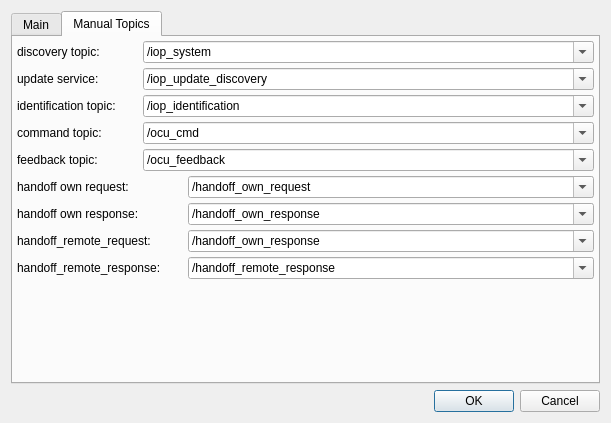
This is iop_rqt_access_control_fkie/src/iop_rqt_access_control_fkie/iop_rqt_access_control_config.ui in fkie/iop_gui as Qt 5 draws it before an edit. The edited form follows.
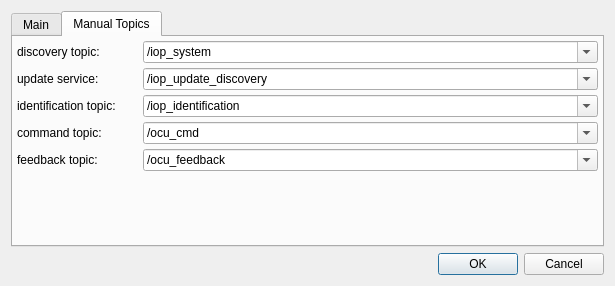
This is the edited form. The open tabs and pages were chosen to show the change.

Commit message:
iop_rqt_access_control_fkie: changed subscribption for handoff
For each ocu client with different namespace new topics are created.
Now we multiple ocu clients with handoff are supported!

The edit to the form file:
```diff
--- a/iop_rqt_access_control_fkie/src/iop_rqt_access_control_fkie/iop_rqt_access_control_config.ui
+++ b/iop_rqt_access_control_fkie/src/iop_rqt_access_control_fkie/iop_rqt_access_control_config.ui
@@ -6,8 +6,8 @@
    <rect>
     <x>0</x>
     <y>0</y>
-    <width>611</width>
-    <height>423</height>
+    <width>615</width>
+    <height>286</height>
    </rect>
   </property>
   <property name="windowTitle">
@@ -462,190 +462,6 @@
          </layout>
         </widget>
        </item>
-       <item>
-        <widget class="QFrame" name="frame_13">
-         <layout class="QFormLayout" name="formLayout_10">
-          <property name="fieldGrowthPolicy">
-           <enum>QFormLayout::ExpandingFieldsGrow</enum>
-          </property>
-          <property name="margin">
-           <number>1</number>
-          </property>
-          <item row="0" column="0">
-           <widget class="QLabel" name="label_10">
-            <property name="minimumSize">
-             <size>
-              <width>165</width>
-              <height>0</height>
-             </size>
-            </property>
-            <property name="text">
-             <string>handoff own request:</string>
-            </property>
-           </widget>
-          </item>
-          <item row="0" column="1">
-           <widget class="QComboBox" name="comboBox_handoff_own_request_topic">
-            <property name="sizePolicy">
-             <sizepolicy hsizetype="MinimumExpanding" vsizetype="Fixed">
-              <horstretch>0</horstretch>
-              <verstretch>0</verstretch>
-             </sizepolicy>
-            </property>
-            <property name="editable">
-             <bool>true</bool>
-            </property>
-            <property name="currentText" stdset="0">
-             <string>/handoff_own_request</string>
-            </property>
-            <item>
-             <property name="text">
-              <string>/handoff_own_request</string>
-             </property>
-            </item>
-           </widget>
-          </item>
-         </layout>
-        </widget>
-       </item>
-       <item>
-        <widget class="QFrame" name="frame_14">
-         <layout class="QFormLayout" name="formLayout_11">
-          <property name="fieldGrowthPolicy">
-           <enum>QFormLayout::ExpandingFieldsGrow</enum>
-          </property>
-          <property name="margin">
-           <number>1</number>
-          </property>
-          <item row="0" column="0">
-           <widget class="QLabel" name="label_11">
-            <property name="minimumSize">
-             <size>
-              <width>165</width>
-              <height>0</height>
-             </size>
-            </property>
-            <property name="text">
-             <string>handoff own response:</string>
-            </property>
-           </widget>
-          </item>
-          <item row="0" column="1">
-           <widget class="QComboBox" name="comboBox_handoff_own_response_topic">
-            <property name="sizePolicy">
-             <sizepolicy hsizetype="MinimumExpanding" vsizetype="Fixed">
-              <horstretch>0</horstretch>
-              <verstretch>0</verstretch>
-             </sizepolicy>
-            </property>
-            <property name="editable">
-             <bool>true</bool>
-            </property>
-            <property name="currentText" stdset="0">
-             <string>/handoff_own_response</string>
-            </property>
-            <item>
-             <property name="text">
-              <string>/handoff_own_response</string>
-             </property>
-            </item>
-           </widget>
-          </item>
-         </layout>
-        </widget>
-       </item>
-       <item>
-        <widget class="QFrame" name="frame_15">
-         <layout class="QFormLayout" name="formLayout_12">
-          <property name="fieldGrowthPolicy">
-           <enum>QFormLayout::ExpandingFieldsGrow</enum>
-          </property>
-          <property name="margin">
-           <number>1</number>
-          </property>
-          <item row="0" column="0">
-           <widget class="QLabel" name="label_12">
-            <property name="minimumSize">
-             <size>
-              <width>165</width>
-              <height>0</height>
-             </size>
-            </property>
-            <property name="text">
-             <string>handoff_remote_request:</string>
-            </property>
-           </widget>
-          </item>
-          <item row="0" column="1">
-           <widget class="QComboBox" name="comboBox_handoff_remote_request_topic">
-            <property name="sizePolicy">
-             <sizepolicy hsizetype="MinimumExpanding" vsizetype="Fixed">
-              <horstretch>0</horstretch>
-              <verstretch>0</verstretch>
-             </sizepolicy>
-            </property>
-            <property name="editable">
-             <bool>true</bool>
-            </property>
-            <property name="currentText" stdset="0">
-             <string>/handoff_own_response</string>
-            </property>
-            <item>
-             <property name="text">
-              <string>/handoff_own_response</string>
-             </property>
-            </item>
-           </widget>
-          </item>
-         </layout>
-        </widget>
-       </item>
-       <item>
-        <widget class="QFrame" name="frame_16">
-         <layout class="QFormLayout" name="formLayout_13">
-          <property name="fieldGrowthPolicy">
-           <enum>QFormLayout::ExpandingFieldsGrow</enum>
-          </property>
-          <property name="margin">
-           <number>1</number>
-          </property>
-          <item row="0" column="0">
-           <widget class="QLabel" name="label_13">
-            <property name="minimumSize">
-             <size>
-              <width>165</width>
-              <height>0</height>
-             </size>
-            </property>
-            <property name="text">
-             <string>handoff_remote_response:</string>
-            </property>
-           </widget>
-          </item>
-          <item row="0" column="1">
-           <widget class="QComboBox" name="comboBox_handoff_remote_response_topic">
-            <property name="sizePolicy">
-             <sizepolicy hsizetype="MinimumExpanding" vsizetype="Fixed">
-              <horstretch>0</horstretch>
-              <verstretch>0</verstretch>
-             </sizepolicy>
-            </property>
-            <property name="editable">
-             <bool>true</bool>
-            </property>
-            <property name="currentText" stdset="0">
-             <string>/handoff_remote_response</string>
-            </property>
-            <item>
-             <property name="text">
-              <string>/handoff_remote_response</string>
-             </property>
-            </item>
-           </widget>
-          </item>
-         </layout>
-        </widget>
-       </item>
        <item>
         <spacer name="verticalSpacer_2">
          <property name="orientation">
```
The commit also changes 5 other files.
